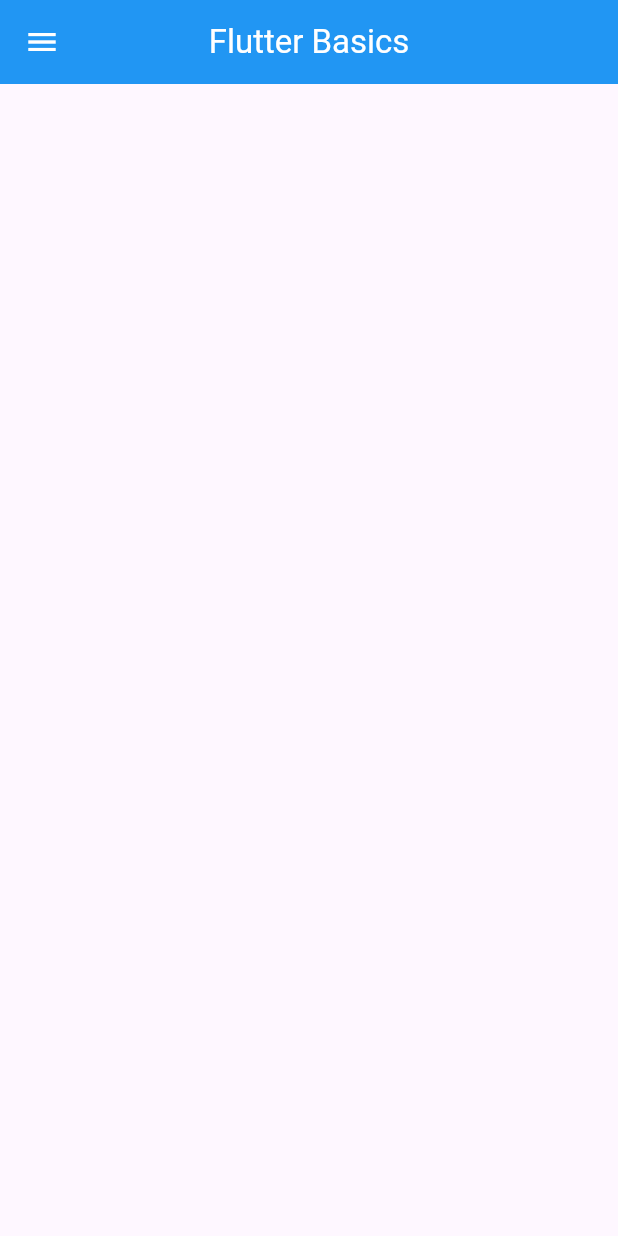
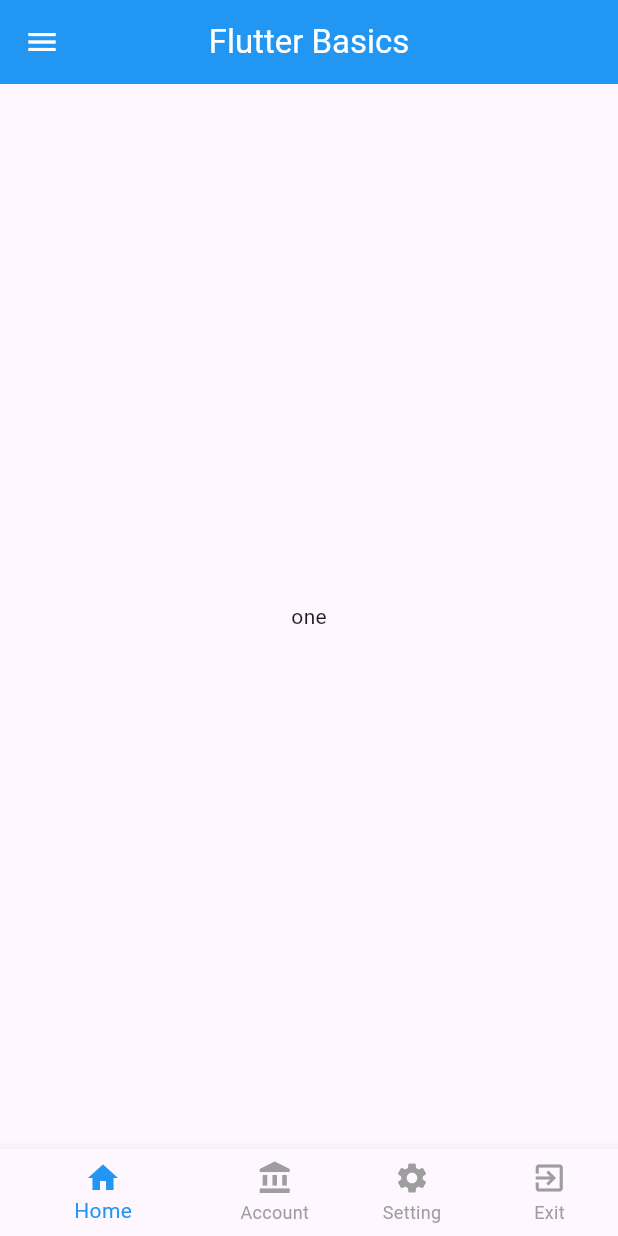
Before and after one commit to itstechhalf/flutterBasics, a Flutter app: the screen it shows after launch, on a phone screen of 412 x 824 dp. Run offline on Flutter 3.47's test engine with Material 3 defaults, Android fonts, the phone set to English and light mode, and no system bars.

Commit message:
BottomNavBar Added

```diff
--- /dev/null
+++ b/lib/common_widgets/appBottomNav.dart
@@ -0,0 +1,50 @@
+import 'package:flutter/material.dart';
+
+int currentTap = 0;
+
+class appBottomBar {
+
+  final homeItem = const BottomNavigationBarItem(
+      activeIcon: Icon(
+        Icons.home,
+        color: Colors.blue,
+      ),
+      icon: Icon(
+        Icons.home,
+        color: Colors.grey,
+      ),
+      label: "Home");
+
+  final accountItem = const BottomNavigationBarItem(
+      activeIcon: Icon(
+        Icons.account_balance,
+        color: Colors.blue,
+      ),
+      icon: Icon(
+        Icons.account_balance,
+        color: Colors.grey,
+      ),
+      label: "Account");
+
+  final settingItem =  const BottomNavigationBarItem(
+      activeIcon: Icon(
+        Icons.settings,
+        color: Colors.blue,
+      ),
+      icon: Icon(
+        Icons.settings,
+        color: Colors.grey,
+      ),
+      label: "Setting");
+
+  final exitItem = const  BottomNavigationBarItem(
+      activeIcon: Icon(
+        Icons.exit_to_app,
+        color: Colors.blue,
+      ),
+      icon: Icon(
+        Icons.exit_to_app,
+        color: Colors.grey,
+      ),
+      label: "Exit");
+}
--- a/lib/ui/home.dart
+++ b/lib/ui/home.dart
@@ -1,17 +1,67 @@
 import 'package:flutter/material.dart';
 import 'package:flutterbasics/common_widgets/appBar.dart';
+import 'package:flutterbasics/common_widgets/appBottomNav.dart';
 import 'package:flutterbasics/common_widgets/appDrawer.dart';
+import 'package:flutterbasics/ui/four.dart';
+import 'package:flutterbasics/ui/one.dart';
+import 'package:flutterbasics/ui/three.dart';
+import 'package:flutterbasics/ui/two.dart';
 
-class home extends StatelessWidget {
+class home extends StatefulWidget {
   const home({super.key});
 
+  @override
+  State<home> createState() => _homeState();
+}
+
+class _homeState extends State<home> {
+  int _selectedIndex = 0;
+  Widget _selectedWidget=one();
   @override
   Widget build(BuildContext context) {
     var basicAppBar = appBar();
     var basicAppDrawer = appDrawer();
+    var basicBottomBar = appBottomBar();
+    void switchScreen(int i){
+      switch(i){
+        case 0 :
+          _selectedWidget = one();
+          break;
+        case 1:
+          _selectedWidget = two();
+          break;
+        case 2:
+          _selectedWidget = three();
+          break;
+        case 3:
+          _selectedWidget = four();
+          break;
+        default:
+          _selectedWidget = one();
+      }
+    }
     return Scaffold(
-      appBar:basicAppBar.myAppBar,
+      appBar: basicAppBar.myAppBar,
       drawer: basicAppDrawer.myAppDrawer,
+      bottomNavigationBar: BottomNavigationBar(
+        items: [
+          basicBottomBar.homeItem,
+          basicBottomBar.accountItem,
+          basicBottomBar.settingItem,
+          basicBottomBar.exitItem
+        ],
+        unselectedItemColor: Colors.grey,
+        selectedItemColor: Colors.blue,
+        showUnselectedLabels: true,
+        onTap: (i){
+          setState(() {
+            switchScreen(i);
+            _selectedIndex = i;
+          });
+        },
+        currentIndex: _selectedIndex,
+      ),
+      body: _selectedWidget,
     );
   }
 }
--- /dev/null
+++ b/lib/ui/one.dart
@@ -0,0 +1,10 @@
+import 'package:flutter/material.dart';
+
+class one extends StatelessWidget {
+  const one({super.key});
+
+  @override
+  Widget build(BuildContext context) {
+    return Center(child: Text("one"));
+  }
+}
```
Also changed, not shown: lib/ui/four.dart (added, +10 -0 lines), lib/ui/three.dart (added, +10 -0 lines), lib/ui/two.dart (added, +10 -0 lines).
